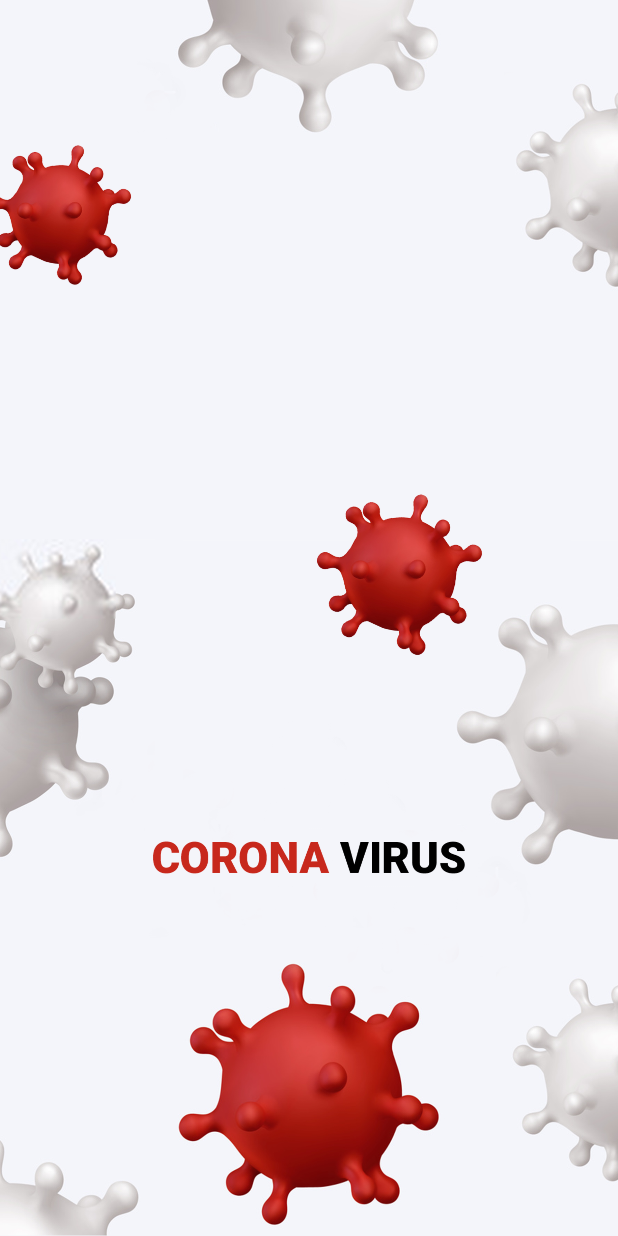
After one commit to HeyIts-RJ/Covid-19-Tracking-App, an Android app: the SplashScreen screen opened directly, with no data from a screen before it, on a phone screen of 412 x 824 dp. The commit adds this screen. Run offline under Robolectric (Android 15) with nearby library versions, the phone set to English and light mode, and no system bars; network calls fail; Roboto replaces fonts that are not available here.

Commit message:
Added Splash Screen

```diff
--- /dev/null
+++ b/app/src/main/java/com/developer/android/covid_19/SplashScreen.java
@@ -0,0 +1,33 @@
+package com.developer.android.covid_19;
+
+import androidx.appcompat.app.AppCompatActivity;
+
+import android.content.Intent;
+import android.os.Bundle;
+import android.os.Handler;
+import android.view.View;
+
+public class SplashScreen extends AppCompatActivity {
+
+    @Override
+    protected void onCreate(Bundle savedInstanceState) {
+        super.onCreate(savedInstanceState);
+        setContentView(R.layout.activity_splash_screen);
+
+        getWindow().getDecorView().setSystemUiVisibility(
+                View.SYSTEM_UI_FLAG_LAYOUT_STABLE
+                        | View.SYSTEM_UI_FLAG_LAYOUT_FULLSCREEN);
+
+
+
+        new Handler().postDelayed(new Runnable() {
+            @Override
+            public void run() {
+                Intent i=new Intent(SplashScreen.this,MainActivity.class);
+                startActivity(i);
+
+                finish();
+            }
+        },3000);
+    }
+}
--- /dev/null
+++ b/app/src/main/res/layout/activity_splash_screen.xml
@@ -0,0 +1,19 @@
+<?xml version="1.0" encoding="utf-8"?>
+<androidx.constraintlayout.widget.ConstraintLayout xmlns:android="http://schemas.android.com/apk/res/android"
+    xmlns:app="http://schemas.android.com/apk/res-auto"
+    xmlns:tools="http://schemas.android.com/tools"
+    android:layout_width="match_parent"
+    android:layout_height="match_parent"
+    tools:context=".SplashScreen">
+
+
+    <ImageView
+        android:layout_width="match_parent"
+        android:layout_height="match_parent"
+        android:scaleType="centerCrop"
+        android:src="@drawable/splash_screen"
+        app:layout_constraintEnd_toEndOf="parent"
+        app:layout_constraintStart_toStartOf="parent"
+        app:layout_constraintTop_toTopOf="parent" />
+
+</androidx.constraintlayout.widget.ConstraintLayout>
--- a/app/src/main/res/layout/fragment_news.xml
+++ b/app/src/main/res/layout/fragment_news.xml
@@ -39,5 +39,4 @@
     </com.google.android.material.appbar.AppBarLayout>
 
 
-
 </androidx.constraintlayout.widget.ConstraintLayout>
```
Also changed, not shown: app/src/main/AndroidManifest.xml (+12 -2 lines), app/src/main/java/com/developer/android/covid_19/MapLiveFragment.java (+83 -0 lines), app/src/main/java/com/developer/android/covid_19/country/CovidHospital.java (added, +7 -0 lines), app/src/main/java/com/developer/android/covid_19/country/CovidQuarinntine.java (added, +32 -0 lines), app/src/main/res/drawable/ic_quarantine.xml (added, +20 -0 lines), app/src/main/res/drawable/splash_screen.png (added).
